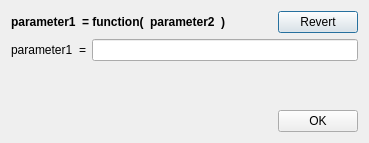
SasView/sasview, file src/sas/qtgui/Perspectives/Fitting/UI/MultiConstraintUI.ui: the form before one commit.
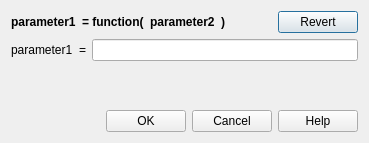
The form after the commit.

Commit message: Added constraints to the fitter

Diff of the .ui file:
```diff
--- a/src/sas/qtgui/Perspectives/Fitting/UI/MultiConstraintUI.ui
+++ b/src/sas/qtgui/Perspectives/Fitting/UI/MultiConstraintUI.ui
@@ -152,6 +152,20 @@
        </property>
       </widget>
      </item>
+     <item>
+      <widget class="QPushButton" name="cmdCancel">
+       <property name="text">
+        <string>Cancel</string>
+       </property>
+      </widget>
+     </item>
+     <item>
+      <widget class="QPushButton" name="cmdHelp">
+       <property name="text">
+        <string>Help</string>
+       </property>
+      </widget>
+     </item>
     </layout>
    </item>
   </layout>
```
Left out of the diff: 18 changed lines with no effect on the pictures. The commit also changes 2 other files.
